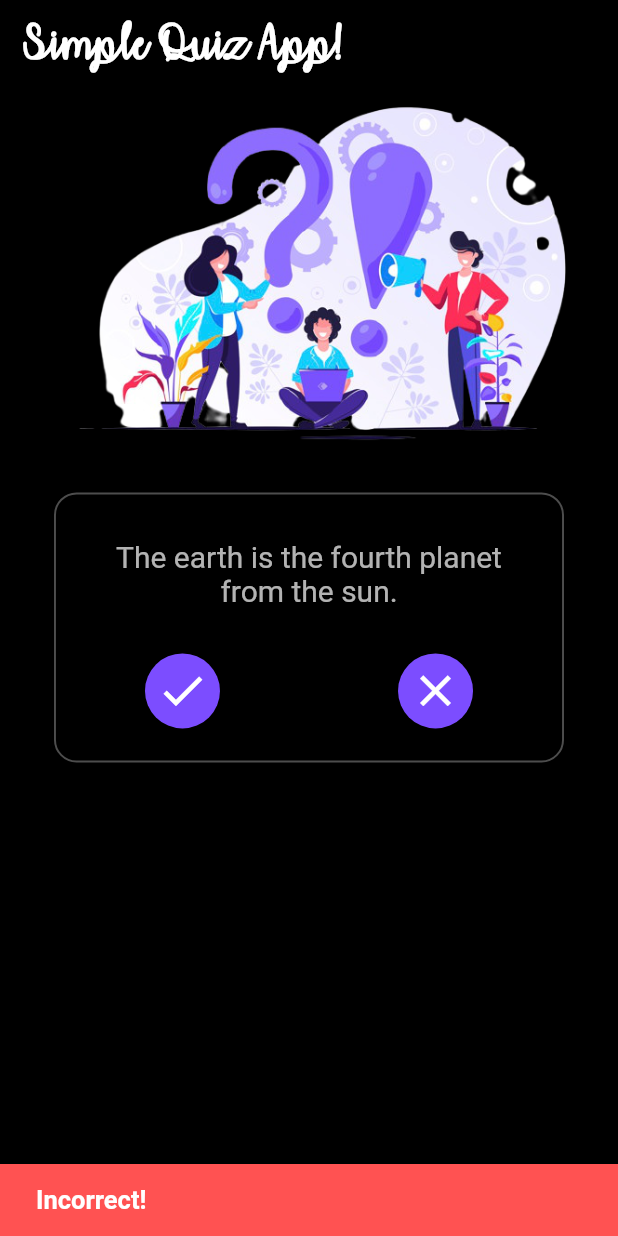
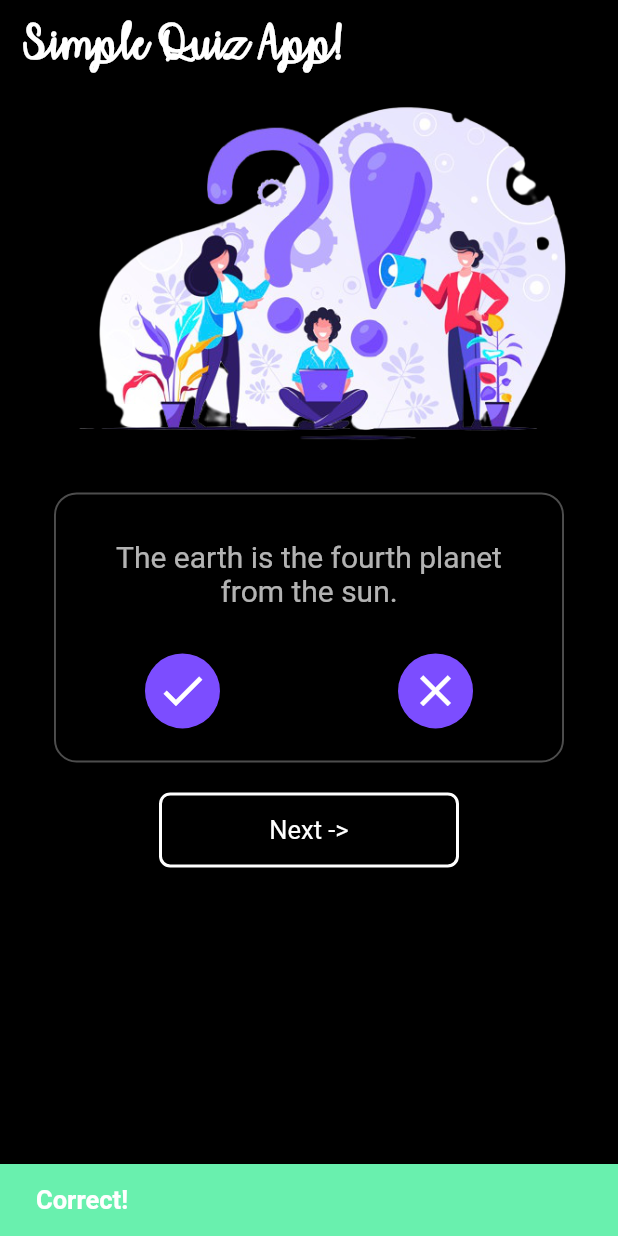
Before and after one commit to niloufarmj/Flutter-Learning-MiniApps, a Flutter app: the screen it shows after launch, after a tap on the "clear" icon, on a phone screen of 412 x 824 dp. Run offline on Flutter 3.47's test engine with Material 2 defaults, Android fonts, the light colour scheme and no system bars.

Commit message:
add score and answer option and next option to the quiz app

```diff
--- a/first_flutter_app/lib/ui/home.dart
+++ b/first_flutter_app/lib/ui/home.dart
@@ -345,14 +345,25 @@ class _QuizState extends State<Quiz> {
     "The sun is a star of average size.",
     "A lunar eclipse occurs when the sun passes",
   ];
+
+  List alreadyTrue = [
+    false, false, false, false, false
+  ];
+
+  List answers = [
+    false, true, false, true, true
+  ];
+
+
+  GlobalKey<ScaffoldState> _scaffoldKey = GlobalKey<ScaffoldState>();
+
   int _overallPoint = 0;
   int _index = 0;
-  BuildContext _context;
 
   @override
   Widget build(BuildContext context) {
-    _context = context;
     return Scaffold(
+      key: _scaffoldKey,
       backgroundColor: Colors.black,
       appBar: AppBar(
         backgroundColor: Colors.black,
@@ -376,8 +387,8 @@ class _QuizState extends State<Quiz> {
               ),
               child: _questionBox()
 
-            )
-
+            ),
+            _nextButton()
           ],
         ),
       ),
@@ -388,10 +399,20 @@ class _QuizState extends State<Quiz> {
     if (_index >= questions.length)
       //a box that shows score
       return Column(
-
+        children: [
+          Padding(
+            padding: const EdgeInsets.all(20.0),
+            child: Text("final score: ", style: TextStyle(color: Colors.blueGrey, fontSize: 20)),
+          ),
+          Padding(
+            padding: const EdgeInsets.all(20.0),
+            child: Text(_overallPoint.toString(), style: TextStyle(color: Colors.deepPurpleAccent, fontSize: 50, fontWeight: FontWeight.bold),),
+          )
+        ],
       );
 
     //normal question box
+
     return Column(
         children: <Widget> [
           Padding(
@@ -401,17 +422,131 @@ class _QuizState extends State<Quiz> {
           Row(
             mainAxisAlignment: MainAxisAlignment.spaceAround,
             children: [
-              CheckButton(),
-              FalseButton()
+              GestureDetector(
+                onTap: () {
+                  var snackBar;
+                  if (alreadyTrue[_index]) {
+                    snackBar = SnackBar(
+                      content: Text("True Answer Already Chosen!", style: TextStyle(fontSize: 17, fontWeight: FontWeight.bold),),
+                      backgroundColor: Colors.yellowAccent.shade200,
+                    );
+                  }
+
+                  else if (answers[_index]) {
+                    snackBar = SnackBar(
+                      content: Text("Correct!", style: TextStyle(fontSize: 17, fontWeight: FontWeight.bold),),
+                      backgroundColor: Colors.greenAccent,
+
+                    );
+                    _overallPoint++;
+                    alreadyTrue[_index] = true;
+                  }
+
+                  else {
+                    snackBar = SnackBar(
+                      content: Text("Incorrect!", style: TextStyle(fontSize: 17, fontWeight: FontWeight.bold),),
+                      backgroundColor: Colors.redAccent,
+
+                    );
+                  }
+                  _scaffoldKey.currentState.showSnackBar(snackBar);
+                },
+                child: Container(
+                    width: 50,
+                    height: 50,
+                    decoration: BoxDecoration(
+                      color: Colors.deepPurpleAccent,
+                      borderRadius: BorderRadius.circular(25),
+                    ),
+                    child: Icon(Icons.check, color: Colors.white, size: 35,)
+                ),
+              ),
+              GestureDetector(
+                onTap: () {
+                  var snackBar;
+                  if (alreadyTrue[_index]) {
+                    snackBar = SnackBar(
+                      content: Text("True Answer Already Chosen!", style: TextStyle(fontSize: 17, fontWeight: FontWeight.bold),),
+                      backgroundColor: Colors.yellowAccent.shade200,
+                    );
+                  }
+
+                  else if (!answers[_index]) {
+                    snackBar = SnackBar(
+                      content: Text("Correct!", style: TextStyle(fontSize: 17, fontWeight: FontWeight.bold),),
+                      backgroundColor: Colors.greenAccent,
+
+                    );
+                    _overallPoint++;
+                    alreadyTrue[_index] = true;
+                  }
+
+                  else {
+                    snackBar = SnackBar(
+                      content: Text("Incorrect!", style: TextStyle(fontSize: 17, fontWeight: FontWeight.bold),),
+                      backgroundColor: Colors.redAccent,
+
+                    );
+                  }
+                  _scaffoldKey.currentState.showSnackBar(snackBar);
+                },
+                child: Container(
+                    width: 50,
+                    height: 50,
+                    decoration: BoxDecoration(
+                      color: Colors.deepPurpleAccent,
+                      borderRadius: BorderRadius.circular(25),
+                    ),
+                    child: Icon(Icons.clear, color: Colors.white, size: 35,)
+                ),
+              )
             ],
           )
         ]
     );
   }
 
+  Container _nextButton() {
+    if (_index >= questions.length)
+      //a box that shows score
+      if (_overallPoint >= 3)
+        return Container(
+          margin: EdgeInsets.only(top: 25),
+          child:
+            Text("Good Job!", style: TextStyle(color: Colors.white, fontSize: 22, fontFamily: "affection"))
+        );
+      else
+        return Container(
+            margin: EdgeInsets.only(top: 25),
+            child:
+            Text("Not so well!", style: TextStyle(color: Colors.white, fontSize: 22, fontFamily: "affection"))
+        );
+
+    return Container(
+      child:
+        InkWell(
+          child: Container(
+            width: 200,
+            height: 50,
+            margin: EdgeInsets.only(top: 20),
+            decoration: BoxDecoration(
+              border: Border.all(color: Colors.white, width: 2),
+              borderRadius: BorderRadius.circular(7.5)
+            ),
+            child:
+              Center(child: Text("Next ->", style: TextStyle(color: Colors.white, fontSize: 17)))
+          ),
+          onTap: () {
+            setState(() {
+              _index++;
+            });
+          },
+        )
+    );
+  }
+
 
 }
-
 
 class BizCard extends StatelessWidget {
   @override
@@ -629,55 +764,3 @@ class ButtonWithSnackBox extends StatelessWidget {
     );
   }
 }
-
-class CheckButton extends StatelessWidget {
-  @override
-  Widget build(BuildContext context) {
-    return GestureDetector(
-      onTap: () {
-        final snackBar = SnackBar(
-          content: Text("Correct!", style: TextStyle(fontSize: 17, fontWeight: FontWeight.bold),),
-          backgroundColor: Colors.greenAccent,
-
-        );
-
-        Scaffold.of(context).showSnackBar(snackBar);
-      },
-      child: Container(
-          width: 50,
-          height: 50,
-          decoration: BoxDecoration(
-            color: Colors.deepPurpleAccent,
-            borderRadius: BorderRadius.circular(25),
-          ),
-          child: Icon(Icons.check, color: Colors.white, size: 35,)
-      ),
-    );
-  }
-}
-
-class FalseButton extends StatelessWidget {
-  @override
-  Widget build(BuildContext context) {
-    return GestureDetector(
-      onTap: () {
-        final snackBar = SnackBar(
-          content: Text("Incorrect!", style: TextStyle(fontSize: 17, fontWeight: FontWeight.bold),),
-          backgroundColor: Colors.redAccent,
-
-        );
-
-        Scaffold.of(context).showSnackBar(snackBar);
-      },
-      child: Container(
-          width: 50,
-          height: 50,
-          decoration: BoxDecoration(
-            color: Colors.deepPurpleAccent,
-            borderRadius: BorderRadius.circular(25),
-          ),
-          child: Icon(Icons.clear, color: Colors.white, size: 35,)
-      ),
-    );
-  }
-}
```
